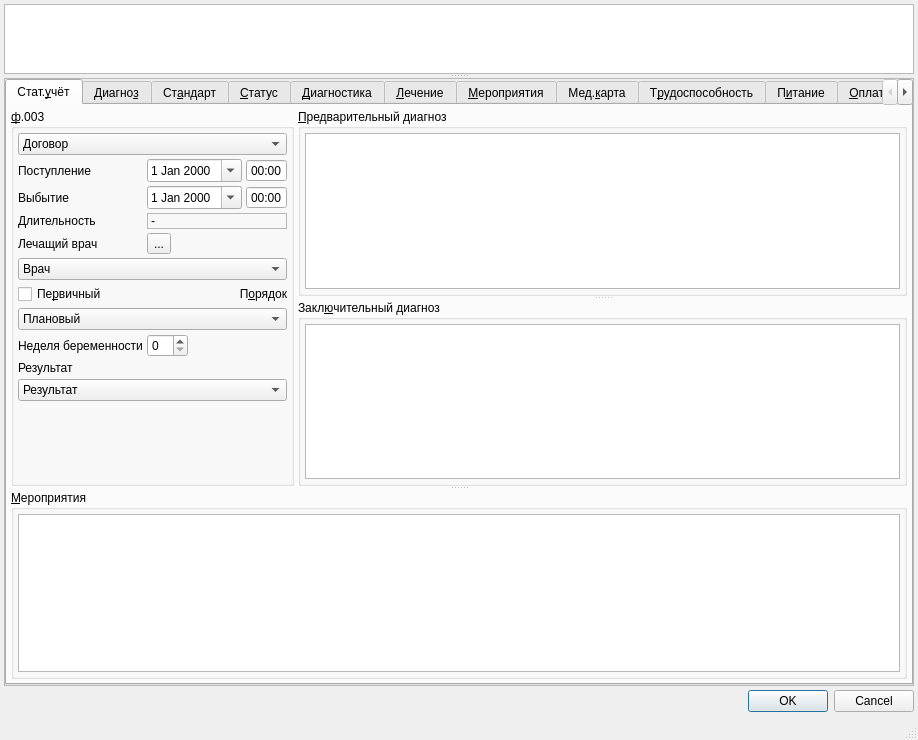
Old version of the form F003/F003.ui in the repository rusingineer/KPS-Samson.
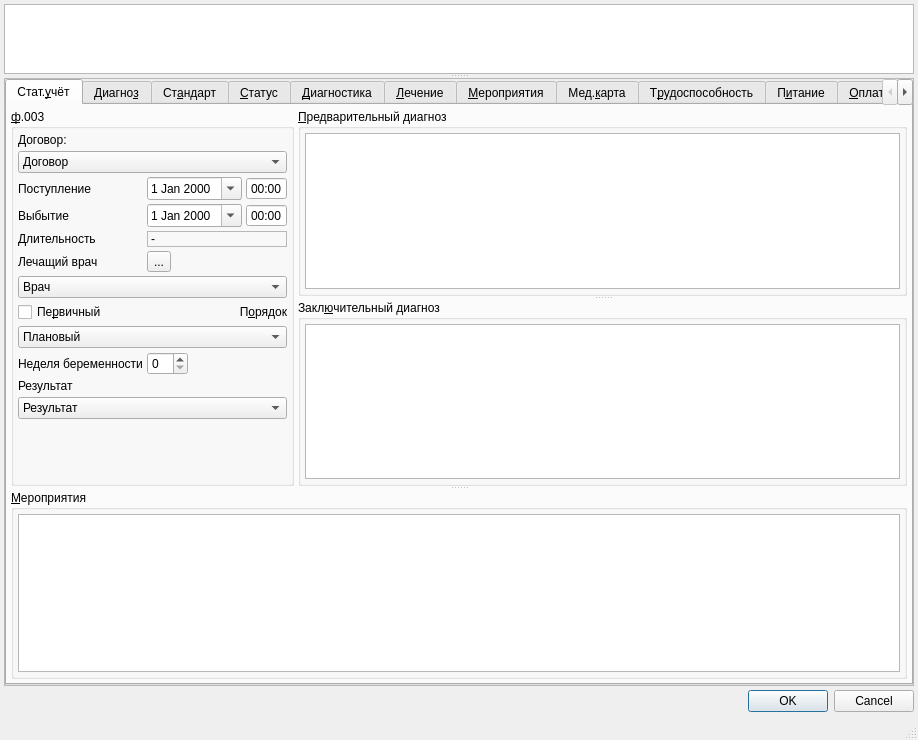
New version of the form. Custom widgets are drawn as their Qt base class.

The edit to the form file:
```diff
--- a/F003/F003.ui
+++ b/F003/F003.ui
@@ -149,14 +149,14 @@
                 <property name="spacing">
                  <number>4</number>
                 </property>
-                <item row="5" column="1">
+                <item row="6" column="1">
                  <widget class="QToolButton" name="btnExecPersonList">
                   <property name="text">
                    <string>...</string>
                   </property>
                  </widget>
                 </item>
-                <item row="12" column="0" colspan="2">
+                <item row="13" column="0" colspan="2">
                  <spacer name="verticalSpacer">
                   <property name="orientation">
                    <enum>Qt::Vertical</enum>
@@ -170,6 +170,13 @@
                  </spacer>
                 </item>
                 <item row="0" column="0" colspan="2">
+                 <widget class="QLabel" name="lblContract">
+                  <property name="text">
+                   <string>Договор:</string>
+                  </property>
+                 </widget>
+                </item>
+                <item row="1" column="0" colspan="2">
                  <widget class="CContractComboBox" name="cmbContract">
                   <property name="whatsThis">
                    <string>номер, дата и основание договора в рамках которого производится осмотр</string>
@@ -181,7 +188,7 @@
                   </item>
                  </widget>
                 </item>
-                <item row="1" column="0">
+                <item row="2" column="0">
                  <widget class="QLabel" name="lblBegDate">
                   <property name="sizePolicy">
                    <sizepolicy hsizetype="Maximum" vsizetype="Preferred">
@@ -197,7 +204,7 @@
                   </property>
                  </widget>
                 </item>
-                <item row="2" column="0">
+                <item row="3" column="0">
                  <widget class="QLabel" name="lblEndDate">
                   <property name="sizePolicy">
                    <sizepolicy hsizetype="Maximum" vsizetype="Preferred">
@@ -213,7 +220,7 @@
                   </property>
                  </widget>
                 </item>
-                <item row="3" column="0">
+                <item row="4" column="0">
                  <widget class="QLabel" name="lblDuration">
                   <property name="sizePolicy">
                    <sizepolicy hsizetype="Maximum" vsizetype="Preferred">
@@ -226,7 +233,7 @@
                   </property>
                  </widget>
                 </item>
-                <item row="3" column="1">
+                <item row="4" column="1">
                  <widget class="QLabel" name="lblDurationValue">
                   <property name="frameShape">
                    <enum>QFrame::StyledPanel</enum>
@@ -239,7 +246,7 @@
                   </property>
                  </widget>
                 </item>
-                <item row="6" column="0" colspan="2">
+                <item row="7" column="0" colspan="2">
                  <widget class="CPersonComboBoxEx" name="cmbPerson">
                   <property name="whatsThis">
                    <string>врач отвечающий за осмотр (терапевт)</string>
@@ -251,14 +258,14 @@
                   </item>
                  </widget>
                 </item>
-                <item row="7" column="0">
+                <item row="8" column="0">
                  <widget class="QCheckBox" name="chkPrimary">
                   <property name="text">
                    <string>Пе&amp;рвичный</string>
                   </property>
                  </widget>
                 </item>
-                <item row="7" column="1">
+                <item row="8" column="1">
                  <widget class="QLabel" name="lblOrder">
                   <property name="text">
                    <string>П&amp;орядок</string>
@@ -271,7 +278,7 @@
                   </property>
                  </widget>
                 </item>
-                <item row="10" column="0" colspan="2">
+                <item row="11" column="0" colspan="2">
                  <widget class="QLabel" name="lblResult">
                   <property name="sizePolicy">
                    <sizepolicy hsizetype="Maximum" vsizetype="Preferred">
@@ -287,7 +294,7 @@
                   </property>
                  </widget>
                 </item>
-                <item row="11" column="0" colspan="2">
+                <item row="12" column="0" colspan="2">
                  <widget class="CRBComboBox" name="cmbResult">
                   <property name="whatsThis">
                    <string>результат осмотра</string>
@@ -299,7 +306,7 @@
                   </item>
                  </widget>
                 </item>
-                <item row="1" column="1">
+                <item row="2" column="1">
                  <widget class="QFrame" name="frame_2">
                   <property name="frameShape">
                    <enum>QFrame::NoFrame</enum>
@@ -343,7 +350,7 @@
                   </layout>
                  </widget>
                 </item>
-                <item row="2" column="1">
+                <item row="3" column="1">
                  <widget class="QFrame" name="frame_3">
                   <property name="frameShape">
                    <enum>QFrame::NoFrame</enum>
@@ -387,7 +394,7 @@
                   </layout>
                  </widget>
                 </item>
-                <item row="8" column="0" colspan="2">
+                <item row="9" column="0" colspan="2">
                  <widget class="CROComboBox" name="cmbOrder">
                   <item>
                    <property name="text">
@@ -421,7 +428,7 @@
                   </item>
                  </widget>
                 </item>
-                <item row="9" column="0">
+                <item row="10" column="0">
                  <widget class="QLabel" name="lblPregnancyWeek">
                   <property name="text">
                    <string>Неделя беременности</string>
@@ -431,7 +438,7 @@
                   </property>
                  </widget>
                 </item>
-                <item row="9" column="1">
+                <item row="10" column="1">
                  <widget class="QSpinBox" name="edtPregnancyWeek">
                   <property name="sizePolicy">
                    <sizepolicy hsizetype="Maximum" vsizetype="Fixed">
@@ -444,7 +451,7 @@
                   </property>
                  </widget>
                 </item>
-                <item row="5" column="0">
+                <item row="6" column="0">
                  <widget class="QLabel" name="lblPerson">
                   <property name="sizePolicy">
                    <sizepolicy hsizetype="Maximum" vsizetype="Preferred">
```
